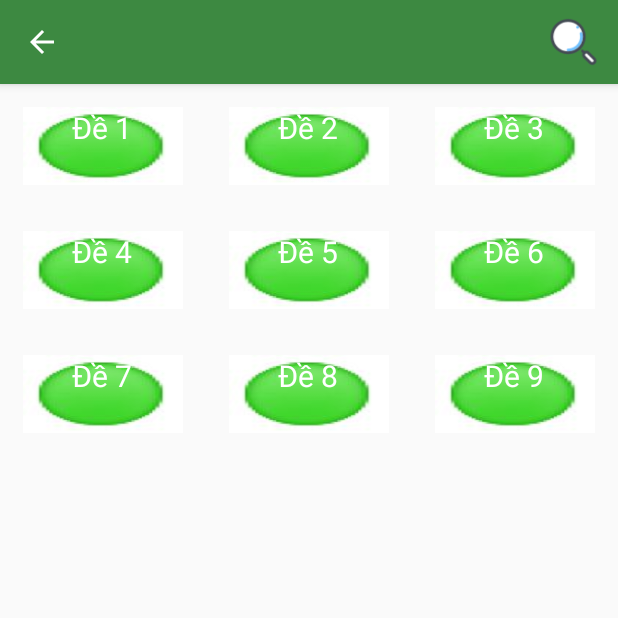
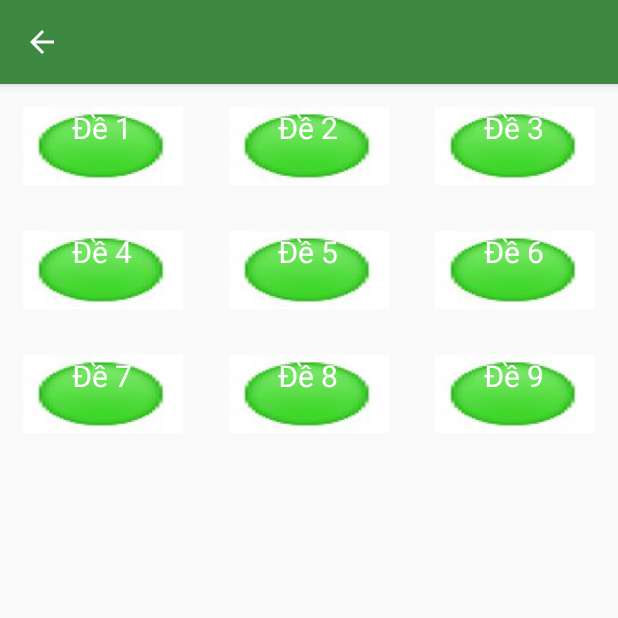
Before and after one commit to dangphuong3110/BTL_PTUD, an Android app: the ExamActivity screen opened directly, with no data from a screen before it, on a phone screen of 412 x 824 dp, the top half of it. Run offline under Robolectric (Android 15) with nearby library versions, the phone set to English and light mode, and no system bars.

Commit message:
chỉnh sửa lại

```diff
--- a/BTL_PTUD_16/app/src/main/AndroidManifest.xml
+++ b/BTL_PTUD_16/app/src/main/AndroidManifest.xml
@@ -6,7 +6,7 @@
         android:allowBackup="true"
         android:dataExtractionRules="@xml/data_extraction_rules"
         android:fullBackupContent="@xml/backup_rules"
-        android:icon="@mipmap/ic_launcher"
+        android:icon="@drawable/icon"
         android:label="@string/app_name"
         android:supportsRtl="true"
         android:theme="@style/Theme.BTL_PTUD"
--- a/BTL_PTUD_16/app/src/main/java/com/dhtl/btl_ptud/activity/ExamActivity.java
+++ b/BTL_PTUD_16/app/src/main/java/com/dhtl/btl_ptud/activity/ExamActivity.java
@@ -10,6 +10,7 @@ import androidx.recyclerview.widget.RecyclerView;
 import android.os.Bundle;
 import android.view.View;
 import android.widget.Button;
+import android.widget.ImageView;
 
 import com.dhtl.btl_ptud.R;
 import com.dhtl.btl_ptud.adapter.ExamAdapter;
@@ -24,6 +25,9 @@ public class ExamActivity extends AppCompatActivity {
     private ExamAdapter adapter;
     private GridLayoutManager lLayout;
     private Button btnSubmit;
+
+    private ImageView imgNextPage;
+
     public ArrayList<Integer> list = new ArrayList<Integer>(Arrays.asList(1, 2, 3, 4, 5, 6, 7, 8, 9));
 
     @Override
@@ -44,6 +48,9 @@ public class ExamActivity extends AppCompatActivity {
         ActionBar actionBar = getSupportActionBar();
         actionBar.setDisplayHomeAsUpEnabled(true);//mũi tên quay về
 
+        imgNextPage = (ImageView) findViewById(R.id.imgNextPage);
+        imgNextPage.setVisibility(View.INVISIBLE);
+
         btnSubmit = (Button) findViewById(R.id.btnSubmit);
         btnSubmit.setVisibility(View.INVISIBLE);
 
--- a/BTL_PTUD_16/app/src/main/java/com/dhtl/btl_ptud/activity/TestActivity.java
+++ b/BTL_PTUD_16/app/src/main/java/com/dhtl/btl_ptud/activity/TestActivity.java
@@ -72,9 +72,9 @@ public class TestActivity extends AppCompatActivity {
             if (false == database.exists()) {
                 mDBHelper.getReadableDatabase();
                 if (copyDatabase(this)) {
-//                    Toast.makeText(this, "Copied", Toast.LENGTH_SHORT).show();
+                    Toast.makeText(this, "Copied", Toast.LENGTH_SHORT).show();
                 }
-//                    Toast.makeText(this, "error", Toast.LENGTH_LONG).show();
+                    Toast.makeText(this, "error", Toast.LENGTH_LONG).show();
             }
             listItem = mDBHelper.getList20Items(id);
             adapter = new TestAdapter(listItem, this);
--- a/BTL_PTUD_16/app/src/main/res/layout/list_recycler_layout.xml
+++ b/BTL_PTUD_16/app/src/main/res/layout/list_recycler_layout.xml
@@ -28,11 +28,11 @@
                 >
 
                 <TextView
-                    android:textColor="@color/white"
                     android:id="@+id/txtTitle"
                     android:layout_width="wrap_content"
                     android:layout_height="wrap_content"
                     android:layout_centerVertical="true"
+                    android:textColor="@color/white"
                     android:textSize="20sp" />
 
                 <TextView
@@ -107,7 +107,8 @@
             android:layout_height="wrap_content"
             android:layout_gravity="bottom"
             android:text="@string/submit"
-            android:backgroundTint="@color/colorGreen"/>
+            android:backgroundTint="@color/colorGreen"
+            android:textColor="#FFF"/>
 
         <androidx.recyclerview.widget.RecyclerView
             android:id="@+id/recyclerView"
```
Also changed, not shown: BTL_PTUD_16/app/src/main/java/com/dhtl/btl_ptud/activity/MainActivity.java (+0 -11 lines), BTL_PTUD_16/app/src/main/java/com/dhtl/btl_ptud/activity/MyAnswerActivity.java (+7 -0 lines), BTL_PTUD_16/app/src/main/res/drawable/icon.jpg (added).
